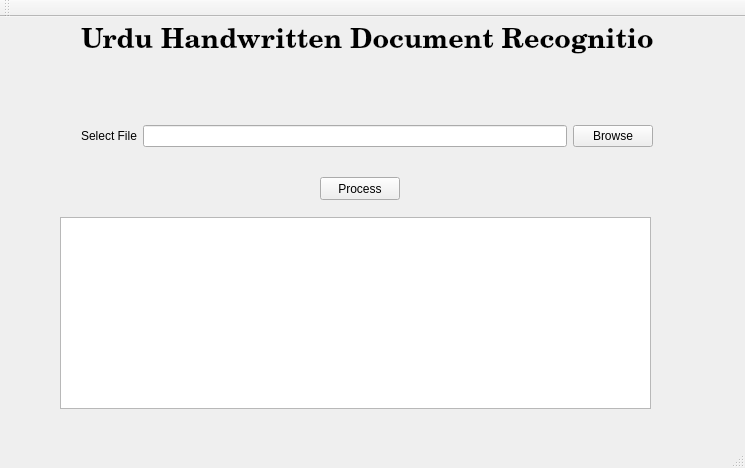
Old version of the form mainwindow.ui in the repository zor25/fygui.
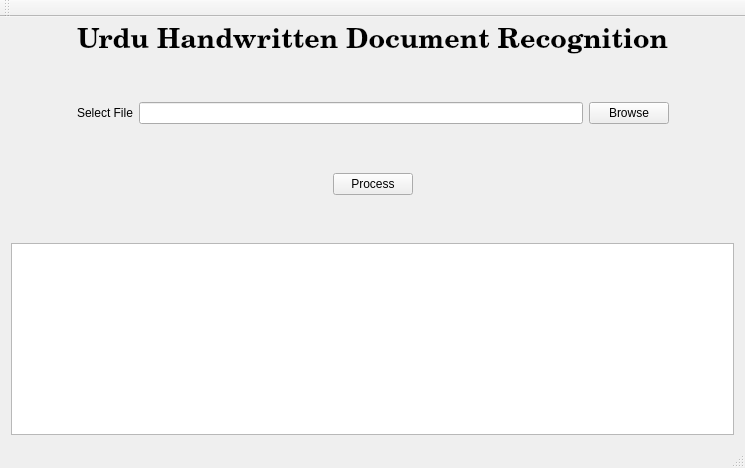
New version of the form.

Commit message: dynamic window size

Patch:
```diff
--- a/mainwindow.ui
+++ b/mainwindow.ui
@@ -17,38 +17,23 @@
    <string notr="true"/>
   </property>
   <widget class="QWidget" name="centralWidget">
-   <widget class="QTextBrowser" name="textBrowser">
-    <property name="geometry">
-     <rect>
-      <x>60</x>
-      <y>200</y>
-      <width>591</width>
-      <height>192</height>
-     </rect>
-    </property>
-   </widget>
-   <widget class="QPushButton" name="proc_button">
-    <property name="geometry">
-     <rect>
-      <x>320</x>
-      <y>160</y>
-      <width>80</width>
-      <height>23</height>
-     </rect>
-    </property>
-    <property name="text">
-     <string>Process</string>
-    </property>
-   </widget>
-   <widget class="QWidget" name="">
-    <property name="geometry">
-     <rect>
-      <x>70</x>
-      <y>0</y>
-      <width>594</width>
-      <height>141</height>
-     </rect>
-    </property>
+   <layout class="QVBoxLayout" name="verticalLayout_2">
+    <item>
+     <layout class="QHBoxLayout" name="horizontalLayout_3">
+      <item>
+       <spacer name="horizontalSpacer_3">
+        <property name="orientation">
+         <enum>Qt::Horizontal</enum>
+        </property>
+        <property name="sizeHint" stdset="0">
+         <size>
+          <width>40</width>
+          <height>20</height>
+         </size>
+        </property>
+       </spacer>
+      </item>
+      <item>
     <layout class="QVBoxLayout" name="verticalLayout">
      <item>
       <widget class="QLabel" name="label">
@@ -100,7 +85,89 @@
       </layout>
      </item>
     </layout>
-   </widget>
+      </item>
+      <item>
+       <spacer name="horizontalSpacer_4">
+        <property name="orientation">
+         <enum>Qt::Horizontal</enum>
+        </property>
+        <property name="sizeHint" stdset="0">
+         <size>
+          <width>40</width>
+          <height>20</height>
+         </size>
+        </property>
+       </spacer>
+      </item>
+     </layout>
+    </item>
+    <item>
+     <spacer name="verticalSpacer_3">
+      <property name="orientation">
+       <enum>Qt::Vertical</enum>
+      </property>
+      <property name="sizeHint" stdset="0">
+       <size>
+        <width>20</width>
+        <height>40</height>
+       </size>
+      </property>
+     </spacer>
+    </item>
+    <item>
+     <layout class="QHBoxLayout" name="horizontalLayout_2">
+      <item>
+       <spacer name="horizontalSpacer">
+        <property name="orientation">
+         <enum>Qt::Horizontal</enum>
+        </property>
+        <property name="sizeHint" stdset="0">
+         <size>
+          <width>238</width>
+          <height>20</height>
+         </size>
+        </property>
+       </spacer>
+      </item>
+      <item>
+       <widget class="QPushButton" name="proc_button">
+        <property name="text">
+         <string>Process</string>
+        </property>
+       </widget>
+      </item>
+      <item>
+       <spacer name="horizontalSpacer_2">
+        <property name="orientation">
+         <enum>Qt::Horizontal</enum>
+        </property>
+        <property name="sizeHint" stdset="0">
+         <size>
+          <width>238</width>
+          <height>20</height>
+         </size>
+        </property>
+       </spacer>
+      </item>
+     </layout>
+    </item>
+    <item>
+     <spacer name="verticalSpacer_2">
+      <property name="orientation">
+       <enum>Qt::Vertical</enum>
+      </property>
+      <property name="sizeHint" stdset="0">
+       <size>
+        <width>20</width>
+        <height>40</height>
+       </size>
+      </property>
+     </spacer>
+    </item>
+    <item>
+     <widget class="QTextBrowser" name="textBrowser"/>
+    </item>
+   </layout>
   </widget>
   <widget class="QMenuBar" name="menuBar">
    <property name="geometry">
```
Left out of the diff: 2 changed lines with no effect on the pictures. Lines whose indentation alone changed are shown as unchanged. The commit also changes 2 other files.
